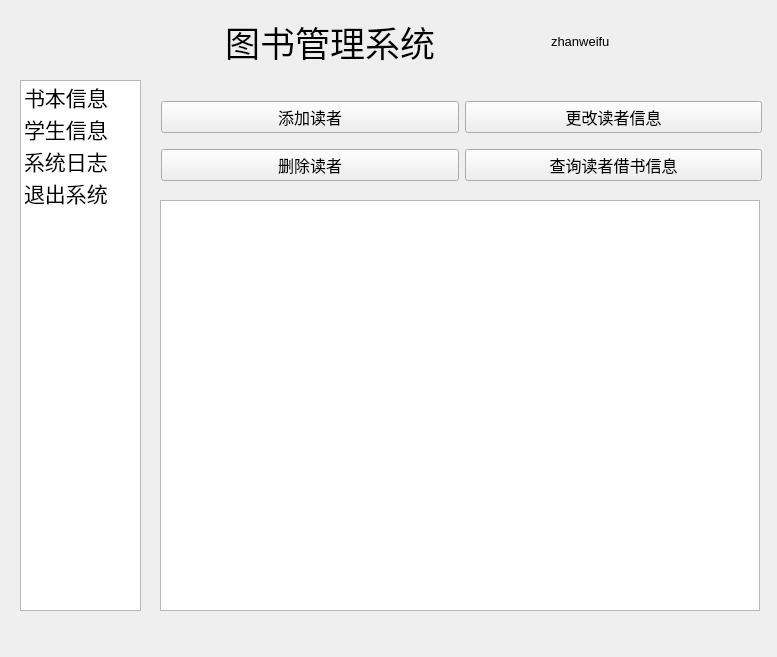
The window that administrator.ui (summerwunder/LibraryManagement) describes before a commit, drawn with Qt 5.
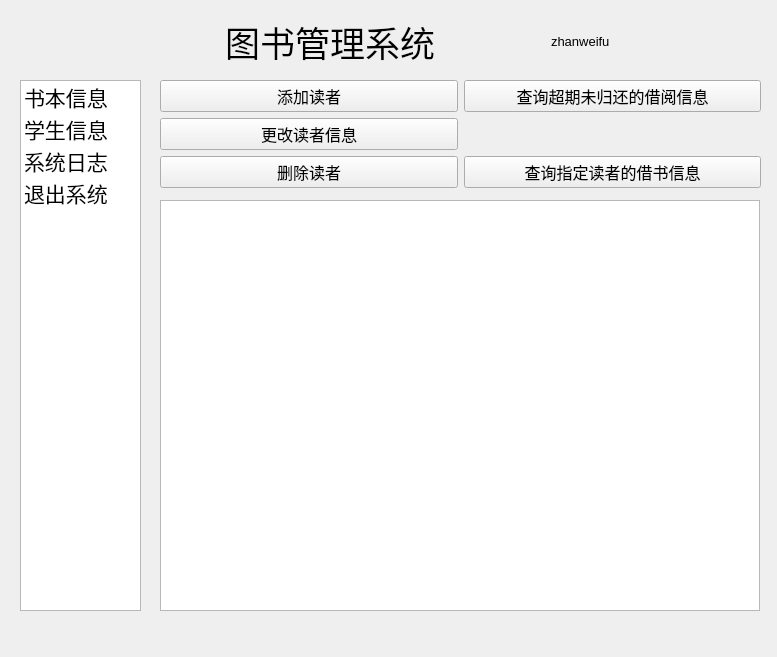
The same window after the commit. The open tabs and pages were chosen to show the change. Custom widgets are drawn as their Qt base class.

Commit message: 添加了管理员查看未归还记录的功能，但是由于新增了表导致触发器失效了，删除读者又不行了

```diff
--- a/administrator.ui
+++ b/administrator.ui
@@ -268,13 +268,25 @@
     <widget class="QWidget" name="layoutWidget">
      <property name="geometry">
       <rect>
-       <x>11</x>
-       <y>21</y>
+       <x>10</x>
+       <y>10</y>
        <width>601</width>
-       <height>101</height>
+       <height>111</height>
       </rect>
      </property>
      <layout class="QGridLayout" name="gridLayout">
+      <item row="4" column="1">
+       <widget class="QPushButton" name="queryStuButton">
+        <property name="font">
+         <font>
+          <pointsize>12</pointsize>
+         </font>
+        </property>
+        <property name="text">
+         <string>查询指定读者的借书信息</string>
+        </property>
+       </widget>
+      </item>
       <item row="0" column="0">
        <widget class="QPushButton" name="addStuButton">
         <property name="font">
@@ -299,7 +311,19 @@
         </property>
        </widget>
       </item>
-      <item row="0" column="1">
+      <item row="4" column="0">
+       <widget class="QPushButton" name="delStuButton">
+        <property name="font">
+         <font>
+          <pointsize>12</pointsize>
+         </font>
+        </property>
+        <property name="text">
+         <string>删除读者</string>
+        </property>
+       </widget>
+      </item>
+      <item row="1" column="0">
        <widget class="QPushButton" name="updateStuButton">
         <property name="font">
          <font>
@@ -323,27 +347,15 @@
         </property>
        </widget>
       </item>
-      <item row="1" column="0">
-       <widget class="QPushButton" name="delStuButton">
+      <item row="0" column="1">
+       <widget class="QPushButton" name="unreturnButton">
         <property name="font">
          <font>
           <pointsize>12</pointsize>
          </font>
         </property>
         <property name="text">
-         <string>删除读者</string>
-        </property>
-       </widget>
-      </item>
-      <item row="1" column="1">
-       <widget class="QPushButton" name="queryStuButton">
-        <property name="font">
-         <font>
-          <pointsize>12</pointsize>
-         </font>
-        </property>
-        <property name="text">
-         <string>查询读者借书信息</string>
+         <string>查询超期未归还的借阅信息</string>
         </property>
        </widget>
       </item>
```
Left out of the diff: 2 changed lines with no effect on the pictures. The commit also changes 2 other files.
